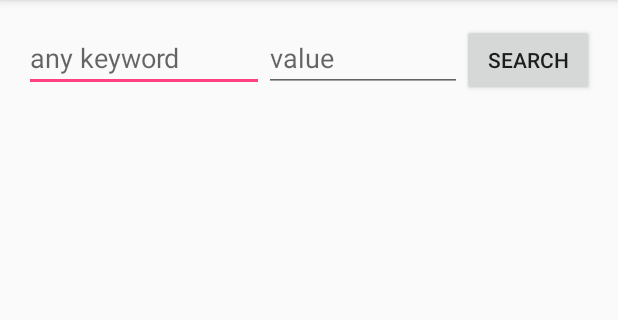
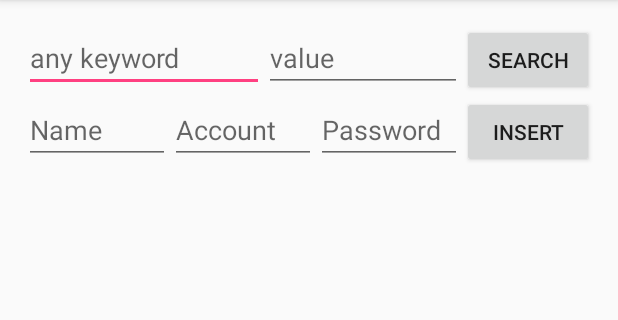
Before and after one commit to cheankumio/myRealm, an Android app: the screen it shows after launch (MainActivity), on a phone screen of 412 x 824 dp, the part 84-404 px from its top. Run offline under Robolectric (Android 15) with nearby library versions, the phone set to English and light mode, and no system bars; libraries missing offline, so code that uses them is left out: io.realm, io.realm.annotations, io.realm.internal; network calls fail; 3 statements that could not run were skipped.

Commit message:
新增插入/查詢語句

```diff
--- a/app/src/main/res/layout/activity_main.xml
+++ b/app/src/main/res/layout/activity_main.xml
@@ -46,6 +46,49 @@
                 android:id="@+id/button"
                 android:layout_weight="0"
                 android:onClick="searchbtn" />
+
+        </LinearLayout>
+
+        <LinearLayout
+            android:orientation="horizontal"
+            android:layout_width="match_parent"
+            android:layout_height="wrap_content">
+
+            <EditText
+                android:layout_width="wrap_content"
+                android:layout_height="wrap_content"
+                android:inputType="textPersonName"
+                android:ems="10"
+                android:id="@+id/editText3"
+                android:hint="Name"
+                android:layout_weight=".3" />
+
+            <EditText
+                android:layout_width="wrap_content"
+                android:layout_height="wrap_content"
+                android:inputType="textPersonName"
+                android:ems="10"
+                android:id="@+id/editText4"
+                android:layout_weight=".3"
+                android:hint="Account" />
+
+            <EditText
+                android:layout_width="wrap_content"
+                android:layout_height="wrap_content"
+                android:inputType="textPersonName"
+                android:ems="10"
+                android:id="@+id/editText5"
+                android:layout_weight=".3"
+                android:hint="Password" />
+
+            <Button
+                android:text="Insert"
+                android:layout_width="wrap_content"
+                android:layout_height="wrap_content"
+                android:id="@+id/button2"
+                android:onClick="insertdata"
+                android:layout_weight="0" />
+
         </LinearLayout>
 
         <ScrollView
```
Also changed, not shown: app/src/main/java/com/example/test/myrealm/MainActivity.java (+94 -15 lines), app/src/main/java/com/example/test/myrealm/queryData.java (+17 -29 lines).
